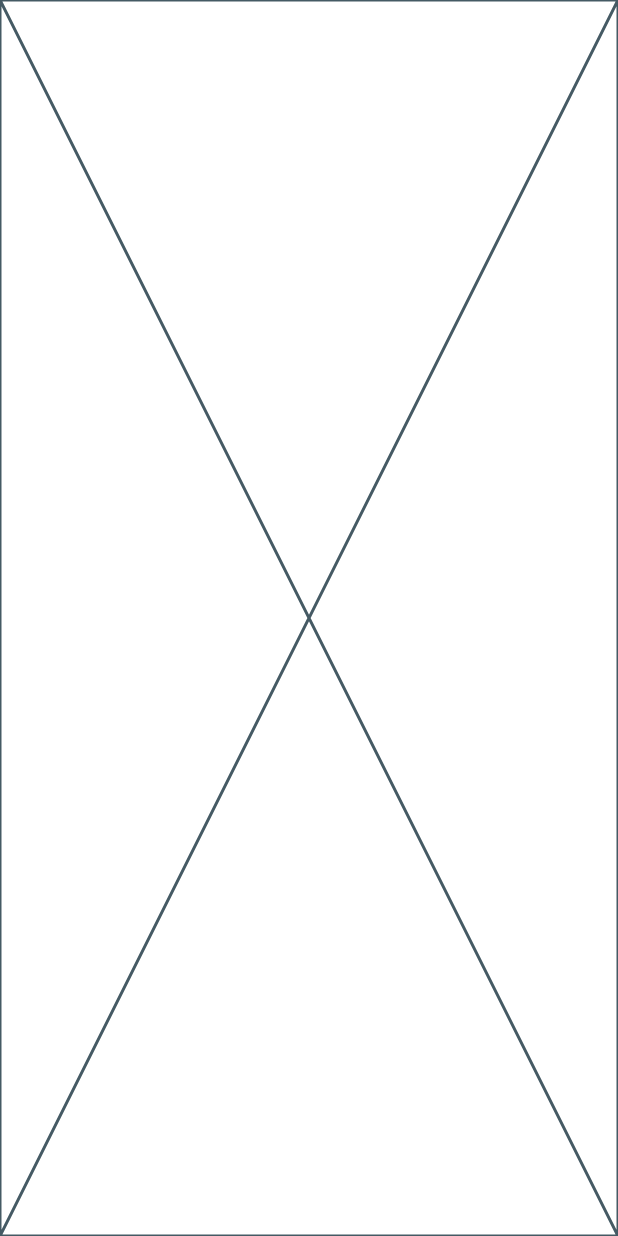
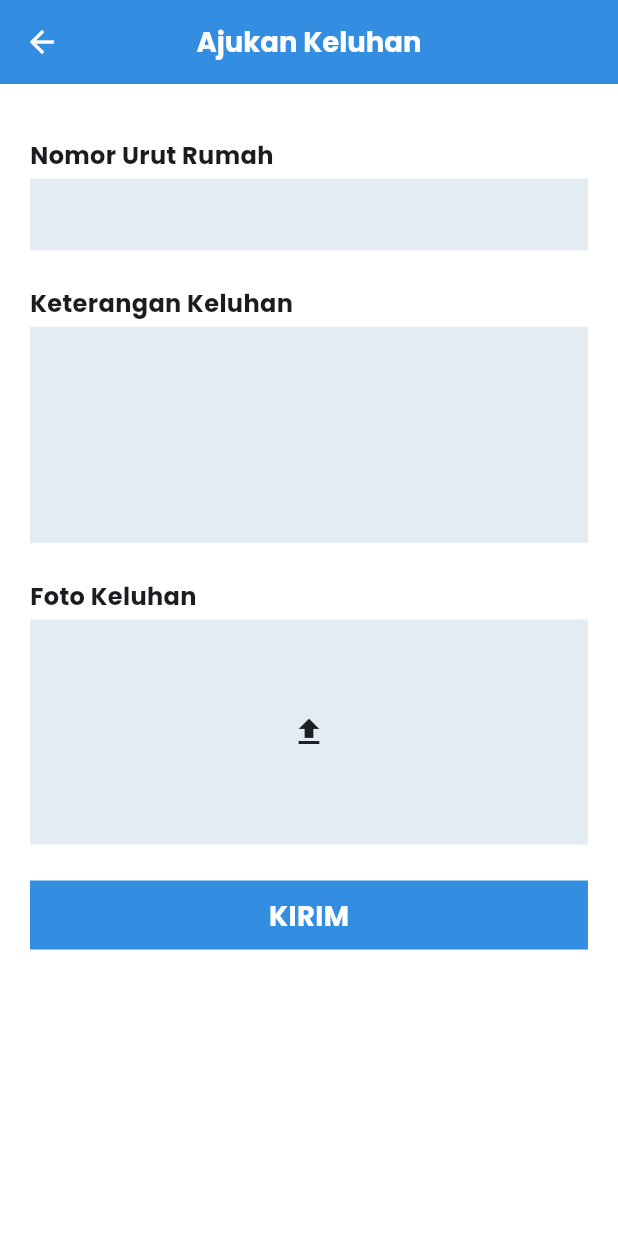
Before and after one commit to dapealfy/patra_app, a Flutter app: the HomeCustomerScreen screen opened by its route, after a tap on an icon or button, on a phone screen of 412 x 824 dp. Run offline on Flutter 3.47's test engine with Material 3 defaults, Android fonts, the phone set to English and light mode, and no system bars; our stand-ins replace cached_network_image, flutter_screenutil, flutter_secure_storage, get_it, go_router, image_picker; accounts and stored records are empty; generated files the repository leaves out were written again; network calls fail.

Commit message:
create complaint screen done

```diff
--- a/lib/common/widgets/textfield.dart
+++ b/lib/common/widgets/textfield.dart
@@ -8,6 +8,7 @@ class AppTextField extends StatelessWidget {
   final bool? isSuffixIconVisible;
   final VoidCallback? onTapSuffix;
   final String hintText;
+  final int maxLines;
   const AppTextField({
     super.key,
     required this.controller,
@@ -15,6 +16,7 @@ class AppTextField extends StatelessWidget {
     this.obscureText = false,
     this.isSuffixIconVisible,
     this.onTapSuffix,
+    this.maxLines = 1,
   });
 
   @override
@@ -23,6 +25,7 @@ class AppTextField extends StatelessWidget {
       color: backgroundBlue,
       child: TextField(
         controller: controller,
+        maxLines: maxLines,
         obscureText: obscureText,
         decoration: InputDecoration(
           hintText: hintText,
--- a/lib/feature/home/complaint/create_complaint_screen.dart
+++ b/lib/feature/home/complaint/create_complaint_screen.dart
@@ -1,10 +1,138 @@
+import 'package:app/common/colors.dart';
+import 'package:app/common/text_styles.dart';
+import 'package:app/common/widgets/button.dart';
+import 'package:app/common/widgets/textfield.dart';
+import 'package:app/feature/home/complaint/create_complaint_viewmodel.dart';
 import 'package:flutter/material.dart';
+import 'package:image_picker/image_picker.dart';
+import 'package:provider/provider.dart';
 
 class CreateComplaintScreen extends StatelessWidget {
   const CreateComplaintScreen({super.key});
 
   @override
   Widget build(BuildContext context) {
-    return const Placeholder();
+    return ChangeNotifierProvider(
+      create: (context) => CreateComplaintViewmodel(),
+      child: Scaffold(
+        backgroundColor: Colors.white,
+        appBar: AppBar(
+          leading: const BackButton(
+            color: Colors.white,
+          ),
+          backgroundColor: primaryBlue,
+          elevation: 0,
+          title: Text(
+            'Ajukan Keluhan',
+            style: AppTextStyles.body1.copyWith(
+              color: Colors.white,
+              fontWeight: FontWeight.bold,
+            ),
+          ),
+          centerTitle: true,
+        ),
+        body: Padding(
+          padding: const EdgeInsets.symmetric(horizontal: 20),
+          child: SingleChildScrollView(
+            child: Column(
+              crossAxisAlignment: CrossAxisAlignment.start,
+              children: [
+                const SizedBox(
+                  height: 36,
+                ),
+                Text(
+                  'Nomor Urut Rumah',
+                  style: AppTextStyles.caption1.copyWith(
+                    fontWeight: FontWeight.bold,
+                  ),
+                ),
+                const SizedBox(
+                  height: 4,
+                ),
+                Selector<CreateComplaintViewmodel, TextEditingController>(
+                  selector: (_, vm) => vm.nomorRumahController,
+                  builder: (_, nomorRumahController, __) {
+                    return AppTextField(
+                      controller: nomorRumahController,
+                      hintText: '',
+                    );
+                  },
+                ),
+                const SizedBox(
+                  height: 24,
+                ),
+                Text(
+                  'Keterangan Keluhan',
+                  style: AppTextStyles.caption1.copyWith(
+                    fontWeight: FontWeight.bold,
+                  ),
+                ),
+                const SizedBox(
+                  height: 4,
+                ),
+                Selector<CreateComplaintViewmodel, TextEditingController>(
+                  selector: (_, vm) => vm.keteranganController,
+                  builder: (_, keteranganController, __) {
+                    return AppTextField(
+                      controller: keteranganController,
+                      hintText: '',
+                      maxLines: 5,
+                    );
+                  },
+                ),
+                const SizedBox(
+                  height: 24,
+                ),
+                Text(
+                  'Foto Keluhan',
+                  style: AppTextStyles.caption1.copyWith(
+                    fontWeight: FontWeight.bold,
+                  ),
+                ),
+                const SizedBox(
+                  height: 4,
+                ),
+                Consumer<CreateComplaintViewmodel>(
+                    builder: (context, vm, child) {
+                  return InkWell(
+                    onTap: () {
+                      vm.selectComplaintImage();
+                    },
+                    child: Container(
+                      color: backgroundBlue,
+                      height: vm.complaintImage != null ? 250 : 150,
+                      width: double.infinity,
+                      child: vm.complaintImage != null
+                          ? Image.file(
+                              vm.complaintImage!,
+                              fit: BoxFit.cover,
+                            )
+                          : const Center(
+                              child: Icon(Icons.upload),
+                            ),
+                    ),
+                  );
+                }),
+                const SizedBox(
+                  height: 24,
+                ),
+                Selector<CreateComplaintViewmodel, Function>(
+                  selector: (_, vm) => vm.submitComplaint,
+                  builder: (_, submitComplaint, __) {
+                    return PrimaryButton(
+                      title: 'KIRIM',
+                      onPressed: () => submitComplaint(),
+                    );
+                  },
+                ),
+                const SizedBox(
+                  height: 24,
+                ),
+              ],
+            ),
+          ),
+        ),
+      ),
+    );
   }
 }
--- /dev/null
+++ b/lib/feature/home/complaint/create_complaint_viewmodel.dart
@@ -0,0 +1,22 @@
+import 'dart:io';
+
+import 'package:flutter/material.dart';
+import 'package:image_picker/image_picker.dart';
+
+class CreateComplaintViewmodel extends ChangeNotifier {
+  TextEditingController nomorRumahController = TextEditingController();
+  TextEditingController keteranganController = TextEditingController();
+  File? complaintImage;
+
+  void selectComplaintImage() async {
+    final image = await ImagePicker().pickImage(source: ImageSource.gallery);
+    if (image != null) {
+      complaintImage = File(image.path);
+      notifyListeners();
+    }
+  }
+
+  void submitComplaint() {
+    //TODO: Submit Complaint
+  }
+}
--- a/lib/feature/home/home_customer_screen.dart
+++ b/lib/feature/home/home_customer_screen.dart
@@ -24,6 +24,7 @@ class _HomeCustomerScreenState extends State<HomeCustomerScreen> {
           'HOME',
           style: AppTextStyles.body1.copyWith(
             color: Colors.white,
+            fontWeight: FontWeight.bold,
           ),
         ),
         centerTitle: true,
--- a/lib/main.dart
+++ b/lib/main.dart
@@ -27,6 +27,9 @@ class App extends StatelessWidget {
             title: 'Pengaduan Keluhan Aset',
             routerConfig: routesConfig,
             debugShowCheckedModeBanner: false,
+            theme: ThemeData(
+              useMaterial3: true,
+            ),
           );
         });
   }
--- a/pubspec.yaml
+++ b/pubspec.yaml
@@ -46,6 +46,7 @@ dependencies:
   json_annotation: ^4.9.0
   flutter_screenutil: ^5.9.3
   get_it: ^7.7.0
+  flutter_easyloading: ^3.0.5
 
 dev_dependencies:
   flutter_test:
```
Also changed, not shown: pubspec.lock.
